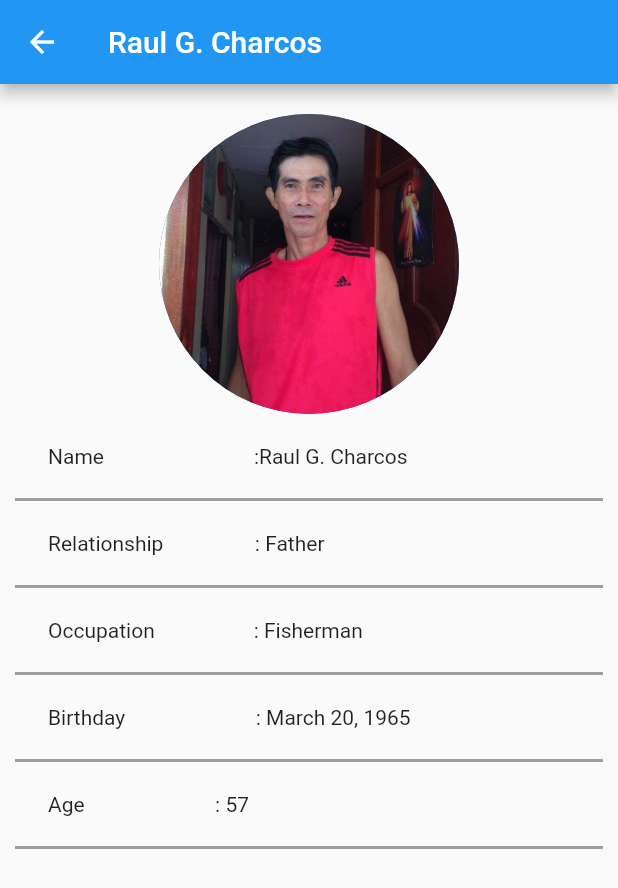
After one commit to MrPsychoBipolar/Innovative-Task-1-Group-1, a Flutter app: the CharcosFamilyDisplayDetails screen opened directly with sample values from the repository, on a phone screen of 412 x 824 dp. The commit adds this screen. Shown: the top 888 px of the screen. Run offline on Flutter 3.47's test engine with Material 2 defaults, Android fonts, the phone set to English and light mode, and no system bars.

Commit message:
First Commit

```diff
--- /dev/null
+++ b/lib/charcos/charcos_family_details.dart
@@ -0,0 +1,72 @@
+import 'package:flutter/material.dart';
+
+class CharcosFamilyDetails{
+  String name;
+  String relationship;
+  String occupation;
+  String birthday;
+  int age;
+  AssetImage imageUrl;
+
+  CharcosFamilyDetails({required this.name, required this.relationship, required this.occupation, required this.birthday, required this.age, required this.imageUrl});
+
+}
+
+List<CharcosFamilyDetails> famList7 = [
+  CharcosFamilyDetails(
+    name: 'Raul G. Charcos',
+    relationship: 'Father',
+    occupation: 'Fisherman',
+    birthday: 'March 20, 1965',
+    age: 57,
+    imageUrl: const AssetImage('assets/Charcos_Raul_G.jpg'),
+  ),
+  CharcosFamilyDetails(
+    name: 'Arlene A. Charcos',
+    relationship: 'Mother',
+    occupation: 'Sari-Sari Store Owner',
+    birthday: 'January 23, 1972',
+    age: 50,
+    imageUrl: const AssetImage('Charcos_Arlene_A.jpg'),
+  ),
+  CharcosFamilyDetails(
+    name: 'Arah C. Borja',
+    relationship: 'Sister',
+    occupation: 'Housewife',
+    birthday: 'February 24, 1989',
+    age: 33,
+    imageUrl: const AssetImage('assets/Borja_Arah_C.jpg'),
+  ),
+  CharcosFamilyDetails(
+    name: 'Ariel A. Charcos',
+    relationship: 'Brother',
+    occupation: 'Ship Wielder',
+    birthday: 'July 12, 1990',
+    age: 32,
+    imageUrl: const AssetImage('assets/Charcos_Ariel_A.jpg'),
+  ),
+  CharcosFamilyDetails(
+    name: 'Archielyn A. Charcos',
+    relationship: 'Sister',
+    occupation: 'Housewife',
+    birthday: 'June 2, 1992',
+    age: 29,
+    imageUrl: const AssetImage('assets/Charcos_Archielyn_A.jpg'),
+  ),
+  CharcosFamilyDetails(
+    name: 'Arwen A. Charcos',
+    relationship: 'Brother',
+    occupation: 'Student',
+    birthday: 'April 28, 2004',
+    age: 18,
+    imageUrl: const AssetImage('assets/Charcos_Arwen_A.jpg'),
+  ),
+  CharcosFamilyDetails(
+    name: 'Arjay A. Charcos',
+    relationship: 'Me',
+    occupation: 'Student',
+    birthday: 'May 28, 2001',
+    age: 21,
+    imageUrl: const AssetImage('assets/Charcos_Arjay_A.jpg'),
+  ),
+];
--- /dev/null
+++ b/lib/charcos/charcos_family_details_display.dart
@@ -0,0 +1,128 @@
+import 'package:flutter/material.dart';
+import 'package:innovative_task_1_group_1/charcos/charcos_family_details.dart';
+
+class CharcosFamilyDisplayDetails extends StatelessWidget {
+  final CharcosFamilyDetails famDetails7;
+
+  const CharcosFamilyDisplayDetails(this.famDetails7, {super.key});
+
+  @override
+  Widget build(BuildContext context) {return Scaffold(
+    appBar: AppBar(
+      title: Text(famDetails7.name),
+    ),
+    body: Column(
+      children: [
+        const SizedBox(height: 20),
+        Center(
+          child: CircleAvatar(
+            radius: 100,
+            backgroundImage: (famDetails7.imageUrl),
+          ),
+        ),
+        Container(
+          margin: const EdgeInsets.only(left: 10.0, right: 10.0),
+          decoration: const BoxDecoration(
+              border:
+              Border(bottom: BorderSide(width: 2, color: Colors.grey))),
+          alignment: Alignment.topLeft,
+          padding: const EdgeInsets.all(20.0),
+          child: Row(
+            children: [
+              const Padding(
+                padding: EdgeInsets.only(left: 2.0),
+              ),
+              const Text('Name'),
+              const Padding(
+                padding: EdgeInsets.only(right: 100.0),
+              ),
+              Text(':${famDetails7.name}'),
+            ],
+          ),
+        ),
+        Container(
+          margin: const EdgeInsets.only(left: 10.0, right: 10.0),
+          decoration: const BoxDecoration(
+              border:
+              Border(bottom: BorderSide(width: 2, color: Colors.grey))),
+          alignment: Alignment.topLeft,
+          padding: const EdgeInsets.all(20.0),
+          child: Row(
+            children: [
+              const Padding(
+                padding: EdgeInsets.only(left: 2.0),
+              ),
+              const Text('Relationship'),
+              const Padding(
+                padding: EdgeInsets.only(right: 61.0),
+              ),
+              Text(': ${famDetails7.relationship}'),
+            ],
+          ),
+        ),
+        Container(
+          margin: const EdgeInsets.only(left: 10.0, right: 10.0),
+          decoration: const BoxDecoration(
+              border:
+              Border(bottom: BorderSide(width: 2, color: Colors.grey))),
+          alignment: Alignment.topLeft,
+          padding: const EdgeInsets.all(20.0),
+          child: Row(
+            children: [
+              const Padding(
+                padding: EdgeInsets.only(left: 2.0),
+              ),
+              const Text('Occupation'),
+              const Padding(
+                padding: EdgeInsets.only(right: 66.0),
+              ),
+              Text(': ${famDetails7.occupation}'),
+            ],
+          ),
+        ),
+        Container(
+          margin: const EdgeInsets.only(left: 10.0, right: 10.0),
+          decoration: const BoxDecoration(
+              border:
+              Border(bottom: BorderSide(width: 2, color: Colors.grey))),
+          alignment: Alignment.topLeft,
+          padding: const EdgeInsets.all(20.0),
+          child: Row(
+            children: [
+              const Padding(
+                padding: EdgeInsets.only(left: 2.0),
+              ),
+              const Text('Birthday'),
+              const Padding(
+                padding: EdgeInsets.only(right: 87.0),
+              ),
+              Text(': ${famDetails7.birthday}'),
+            ],
+          ),
+        ),
+        Container(
+          margin: const EdgeInsets.only(left: 10.0, right: 10.0),
+          decoration: const BoxDecoration(
+              border:
+              Border(bottom: BorderSide(width: 2, color: Colors.grey))),
+          alignment: Alignment.topLeft,
+          padding: const EdgeInsets.all(20.0),
+          child: Row(
+            children: [
+              const Padding(
+                padding: EdgeInsets.only(left: 2.0),
+              ),
+              const Text('Age'),
+              const Padding(
+                padding: EdgeInsets.only(right: 87.0),
+              ),
+              Text(': ${famDetails7.age}'),
+            ],
+          ),
+        ),
+      ],
+    ),
+
+  );
+  }
+}
--- a/lib/main_page.dart
+++ b/lib/main_page.dart
@@ -6,6 +6,8 @@ import 'package:innovative_task_1_group_1/tirasol/tirasol_mydet_disp.dart';
 
 import 'cabaluna/cabaluna_details.dart';
 import 'cabaluna/cabaluna_details_display.dart';
+import 'charcos/charcos_family_details.dart';
+import 'charcos/charcos_family_details_display.dart';
 import 'dignadice/dignadice_details.dart';
 import 'dignadice/dignadice_details_display.dart';
 import 'maiso/maiso_fam_det.dart';
@@ -227,6 +229,29 @@ class _PrimaryAppLayoutState extends State<PrimaryAppLayout>
                     }),
               );
             },
+          ),
+          ListView.builder(
+            itemCount: famList7.length,
+            itemBuilder: (context, index) {
+              CharcosFamilyDetails famDetails7 = famList7[index];
+              return Card(
+                child: ListTile(
+                    leading: CircleAvatar(
+                      backgroundImage: (famDetails7.imageUrl),
+                    ),
+                    title: Text(famDetails7.name),
+                    subtitle: Text(famDetails7.relationship),
+                    trailing: const Icon(Icons.arrow_forward_ios_rounded),
+                    onTap: () {
+                      Navigator.push(
+                          context,
+                          MaterialPageRoute(
+                              builder: (context) =>
+                                  CharcosFamilyDisplayDetails(
+                                      famDetails7)));
+                    }),
+              );
+            },
           )
         ],
       ),
```
Also changed, not shown: pubspec.yaml (+7 -0 lines), assets/Borja_Arah_C.jpg (added), assets/Charcos_Archielyn_A.jpg (added), assets/Charcos_Ariel_A.jpg (added), assets/Charcos_Arjay_A.jpg (added), assets/Charcos_Arlene_A.jpg (added), assets/Charcos_Arwen_A.jpg (added), assets/Charcos_Raul_G.jpg (added).
